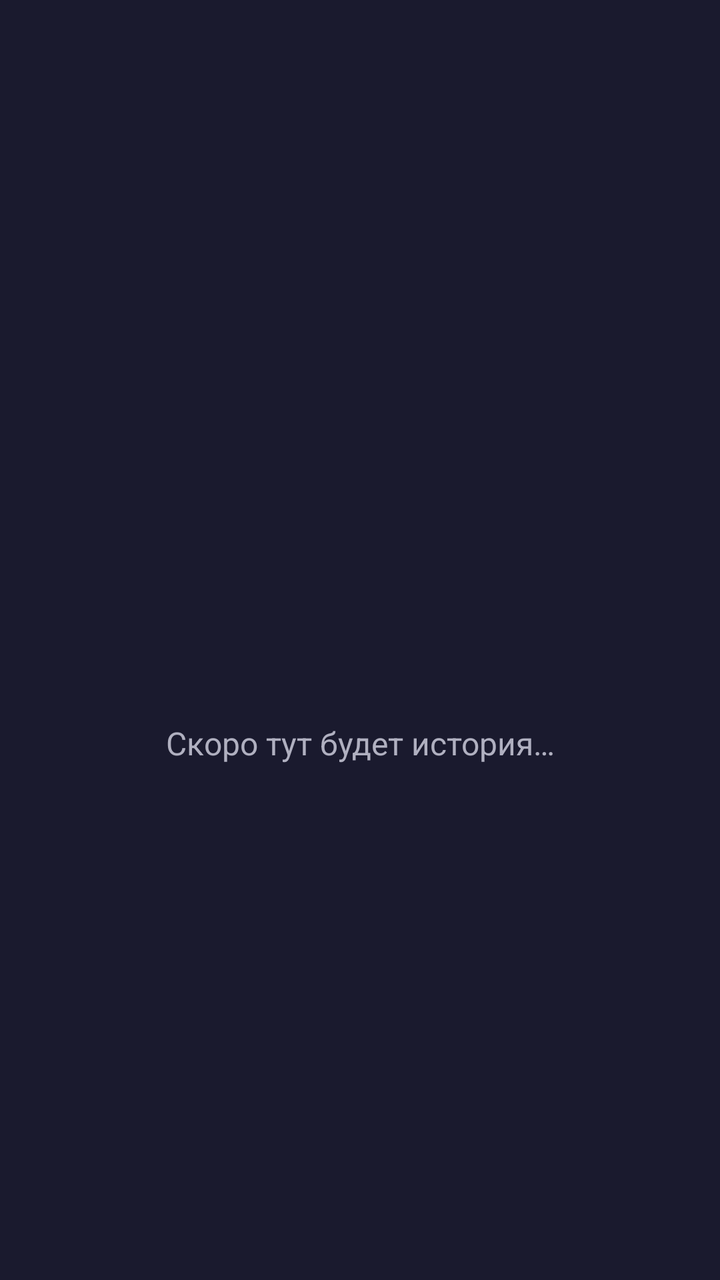
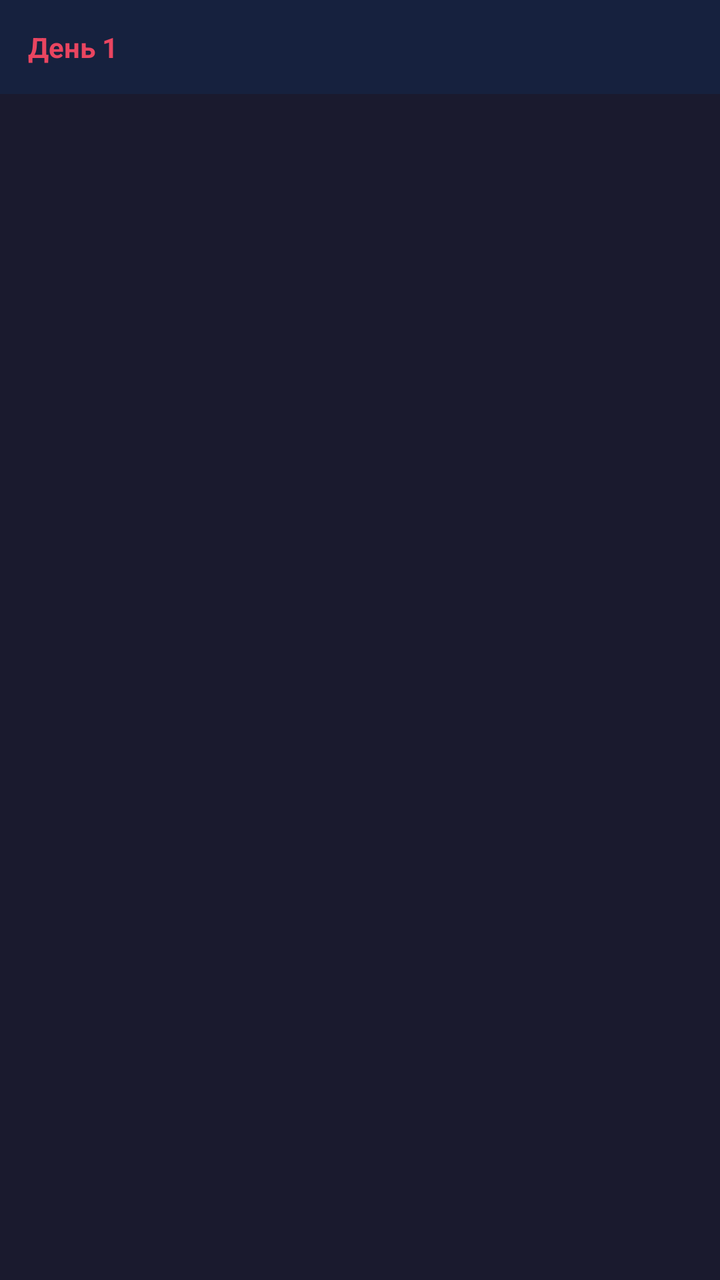

Before-and-after screenshots of an Android layout around one commit, followed by the original layout XML and the change that was made.
<!-- AndroidManifest.xml: application theme Theme.LoveRPG -->
<!-- res/layout/activity_game.xml -->
<?xml version="1.0" encoding="utf-8"?>
<LinearLayout xmlns:android="http://schemas.android.com/apk/res/android"
    android:layout_width="match_parent"
    android:layout_height="match_parent"
    android:orientation="vertical"
    android:gravity="center"
    android:background="@color/bg_dark"
    android:padding="32dp">

    <TextView
        android:id="@+id/textHello"
        android:layout_width="wrap_content"
        android:layout_height="wrap_content"
        android:textColor="@color/pink_primary"
        android:textSize="26sp"
        android:textStyle="bold"
        android:gravity="center" />

    <TextView
        android:id="@+id/textRole"
        android:layout_width="wrap_content"
        android:layout_height="wrap_content"
        android:layout_marginTop="12dp"
        android:textColor="@color/text_light"
        android:textSize="18sp"
        android:gravity="center" />

    <TextView
        android:layout_width="wrap_content"
        android:layout_height="wrap_content"
        android:layout_marginTop="32dp"
        android:text="@string/game_placeholder"
        android:textColor="@color/text_dim"
        android:textSize="16sp"
        android:gravity="center" />

</LinearLayout>
<!-- resources referenced by this layout -->
<resources>
  <color name="bg_dark">#1A1A2E</color>
  <color name="pink_primary">#E94560</color>
  <color name="text_dim">#B0B0C0</color>
  <color name="text_light">#FFFFFF</color>
  <string name="game_placeholder">Скоро тут будет история…</string>
  <style name="Theme.LoveRPG" parent="Theme.AppCompat.NoActionBar">
          <item name="android:windowBackground">@color/bg_dark</item>
          <item name="android:statusBarColor">@color/bg_dark</item>
          <item name="android:navigationBarColor">@color/bg_dark</item>
          <item name="colorPrimary">@color/pink_primary</item>
          <item name="colorAccent">@color/pink_soft</item>
      </style>
  <color name="pink_soft">#FF6B9D</color>
</resources>

<!-- the commit's change to res/layout/activity_game.xml (unified diff, before → after) -->
@@ -3,35 +3,69 @@
     android:layout_width="match_parent"
     android:layout_height="match_parent"
     android:orientation="vertical"
-    android:gravity="center"
-    android:background="@color/bg_dark"
-    android:padding="32dp">
+    android:background="@color/bg_dark">
 
-    <TextView
-        android:id="@+id/textHello"
-        android:layout_width="wrap_content"
+    
+    <LinearLayout
+        android:layout_width="match_parent"
         android:layout_height="wrap_content"
-        android:textColor="@color/pink_primary"
-        android:textSize="26sp"
-        android:textStyle="bold"
-        android:gravity="center" />
+        android:orientation="horizontal"
+        android:padding="14dp"
+        android:background="@color/bg_card">
 
-    <TextView
-        android:id="@+id/textRole"
-        android:layout_width="wrap_content"
+        <TextView
+            android:id="@+id/textDay"
+            android:layout_width="wrap_content"
+            android:layout_height="wrap_content"
+            android:text="День 1"
+            android:textColor="@color/pink_primary"
+            android:textSize="14sp"
+            android:textStyle="bold" />
+
+        <TextView
+            android:id="@+id/textLocation"
+            android:layout_width="0dp"
+            android:layout_height="wrap_content"
+            android:layout_weight="1"
+            android:gravity="center"
+            android:text=""
+            android:textColor="@color/text_dim"
+            android:textSize="14sp" />
+
+        <TextView
+            android:id="@+id/textAffection"
+            android:layout_width="wrap_content"
+            android:layout_height="wrap_content"
+            android:text=""
+            android:textColor="@color/pink_soft"
+            android:textSize="14sp"
+            android:textStyle="bold" />
+    </LinearLayout>
+
+    
+    <ScrollView
+        android:id="@+id/scrollText"
+        android:layout_width="match_parent"
+        android:layout_height="0dp"
+        android:layout_weight="1"
+        android:padding="20dp">
+
+        <TextView
+            android:id="@+id/textScene"
+            android:layout_width="match_parent"
+            android:layout_height="wrap_content"
+            android:text=""
+            android:textColor="@color/text_light"
+            android:textSize="17sp"
+            android:lineSpacingExtra="6dp" />
+    </ScrollView>
+
+    
+    <LinearLayout
+        android:id="@+id/layoutChoices"
+        android:layout_width="match_parent"
         android:layout_height="wrap_content"
-        android:layout_marginTop="12dp"
-        android:textColor="@color/text_light"
-        android:textSize="18sp"
-        android:gravity="center" />
-
-    <TextView
-        android:layout_width="wrap_content"
-        android:layout_height="wrap_content"
-        android:layout_marginTop="32dp"
-        android:text="@string/game_placeholder"
-        android:textColor="@color/text_dim"
-        android:textSize="16sp"
-        android:gravity="center" />
+        android:orientation="vertical"
+        android:padding="14dp" />
 
 </LinearLayout>
<!-- resource entries referenced after the edit -->
@@ -1,10 +1,11 @@
 <!-- resources referenced by this layout -->
 <resources>
+  <color name="bg_card">#16213E</color>
   <color name="bg_dark">#1A1A2E</color>
   <color name="pink_primary">#E94560</color>
+  <color name="pink_soft">#FF6B9D</color>
   <color name="text_dim">#B0B0C0</color>
   <color name="text_light">#FFFFFF</color>
-  <string name="game_placeholder">Скоро тут будет история…</string>
   <style name="Theme.LoveRPG" parent="Theme.AppCompat.NoActionBar">
           <item name="android:windowBackground">@color/bg_dark</item>
           <item name="android:statusBarColor">@color/bg_dark</item>
@@ -12,6 +13,5 @@
           <item name="colorPrimary">@color/pink_primary</item>
           <item name="colorAccent">@color/pink_soft</item>
       </style>
-  <color name="pink_soft">#FF6B9D</color>
 </resources>
 
